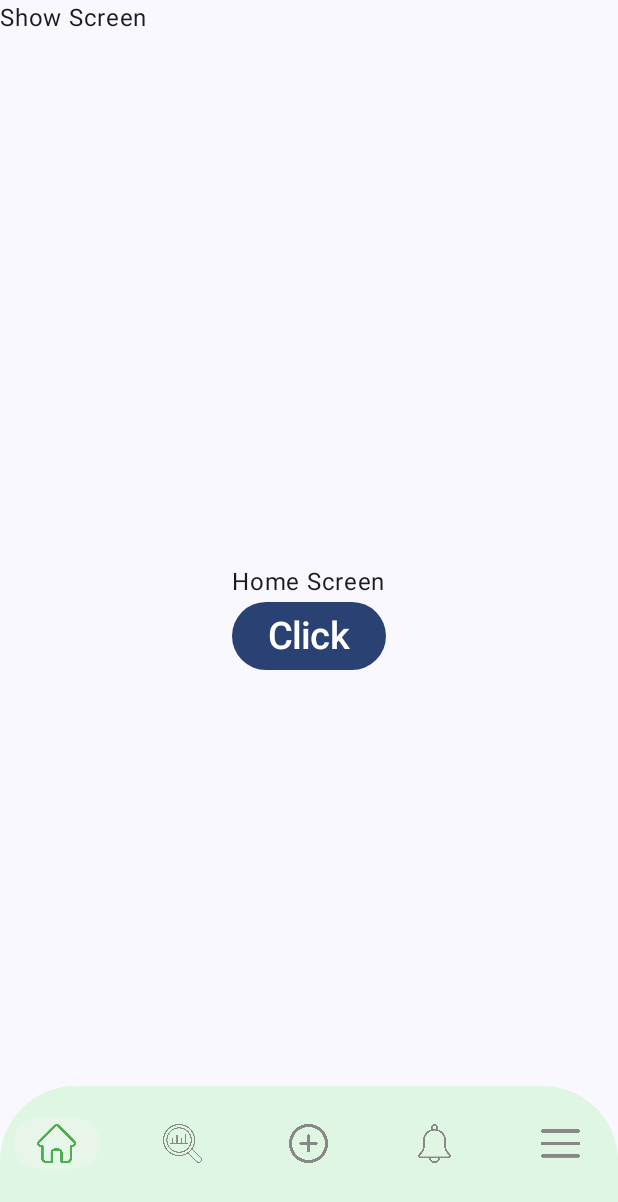
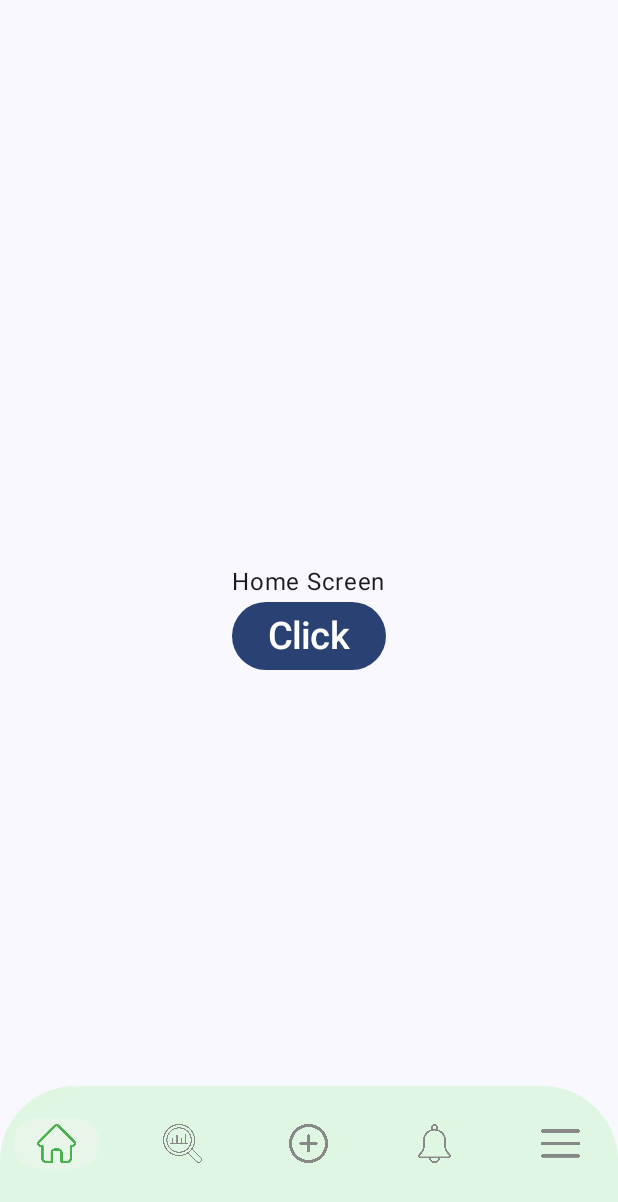
Before and after one commit to Anochaakimbo/PersonalTaxManagement-KotlinProject, an Android app built with Jetpack Compose: the HomeScreen screen opened through its navigation route, after a tap on "Click", on a phone screen of 412 x 824 dp. Shown: the top 1202 px of the screen. Run offline under Robolectric (Android 15) with nearby library versions, the phone set to English and light mode, and no system bars.

```diff
--- a/app/src/main/java/com/example/myproject/MainActivity.kt
+++ b/app/src/main/java/com/example/myproject/MainActivity.kt
@@ -2,7 +2,6 @@ package com.example.myproject
 
 import android.content.Context
 import android.os.Bundle
-import android.widget.Toast
 import androidx.activity.ComponentActivity
 import androidx.activity.compose.setContent
 import androidx.activity.enableEdgeToEdge
@@ -34,6 +33,8 @@ import androidx.compose.ui.tooling.preview.Preview
 import androidx.compose.ui.unit.dp
 import androidx.navigation.NavHostController
 import androidx.navigation.compose.rememberNavController
+import com.example.myproject.screen.NavGraph
+import com.example.myproject.screen.Screen
 import com.example.myproject.ui.theme.MyProjectTheme
 
 class MainActivity : ComponentActivity() {
@@ -80,9 +81,6 @@ fun MyBottomBar(navController: NavHostController, contextForToast: Context) {
             modifier = Modifier
                 .fillMaxSize()
         ) {
-            Text(
-                text = "Show Screen"
-            )
         }
         NavigationBar(
             modifier = Modifier
@@ -132,6 +130,6 @@ fun MyScaffoldLayout(){
             modifier = Modifier.padding(paddingValues),
             horizontalAlignment = Alignment.CenterHorizontally,
         ){ }
-        NavGraph(navController = navController) // <- อันนี้ถูกต้องแล้ว
+        NavGraph(navController = navController)
     }
 }
--- a/app/src/main/java/com/example/myproject/SearchScreen.kt
+++ b/app/src/main/java/com/example/myproject/screen/HomeScreen.kt
@@ -1,4 +1,4 @@
-package com.example.myproject
+package com.example.myproject.screen
 
 import android.widget.Toast
 import androidx.compose.foundation.layout.Arrangement
@@ -13,7 +13,7 @@ import androidx.compose.ui.platform.LocalContext
 import androidx.compose.ui.unit.sp
 
 @Composable
-fun SearchScreen(){
+fun HomeScreen(){
     val contextForToast = LocalContext.current.applicationContext
     Column(
         modifier = Modifier.fillMaxSize(),
@@ -21,11 +21,11 @@ fun SearchScreen(){
         verticalArrangement = Arrangement.Center
     ){
         Text(
-            text = "Search Screen"
+            text = "Home Screen"
         )
         Button(
             onClick = {
-                Toast.makeText(contextForToast,"Search", Toast.LENGTH_SHORT).show()
+                Toast.makeText(contextForToast,"Home", Toast.LENGTH_SHORT).show()
             }){
             Text(text = "Click", fontSize = 25.sp)
         }
--- a/app/src/main/java/com/example/myproject/NavGraph.kt
+++ b/app/src/main/java/com/example/myproject/screen/NavGraph.kt
@@ -1,4 +1,4 @@
-package com.example.myproject
+package com.example.myproject.screen
 
 import androidx.compose.runtime.Composable
 
```
Also changed, not shown: app/src/main/java/com/example/myproject/screen/NotificationScreen.kt (renamed from app/src/main/java/com/example/myproject/HomeScreen.kt, +4 -4 lines), app/src/main/java/com/example/myproject/screen/ProfileScreen.kt (renamed from app/src/main/java/com/example/myproject/TaxAddScreen.kt, +4 -4 lines), app/src/main/java/com/example/myproject/screen/Screen.kt (renamed from app/src/main/java/com/example/myproject/Screen.kt, +2 -11 lines), app/src/main/java/com/example/myproject/screen/SearchScreen.kt (renamed from app/src/main/java/com/example/myproject/ProfileScreen.kt, +4 -4 lines), app/src/main/java/com/example/myproject/screen/TaxAddScreen.kt (renamed from app/src/main/java/com/example/myproject/NotificationScreen.kt, +4 -4 lines).
